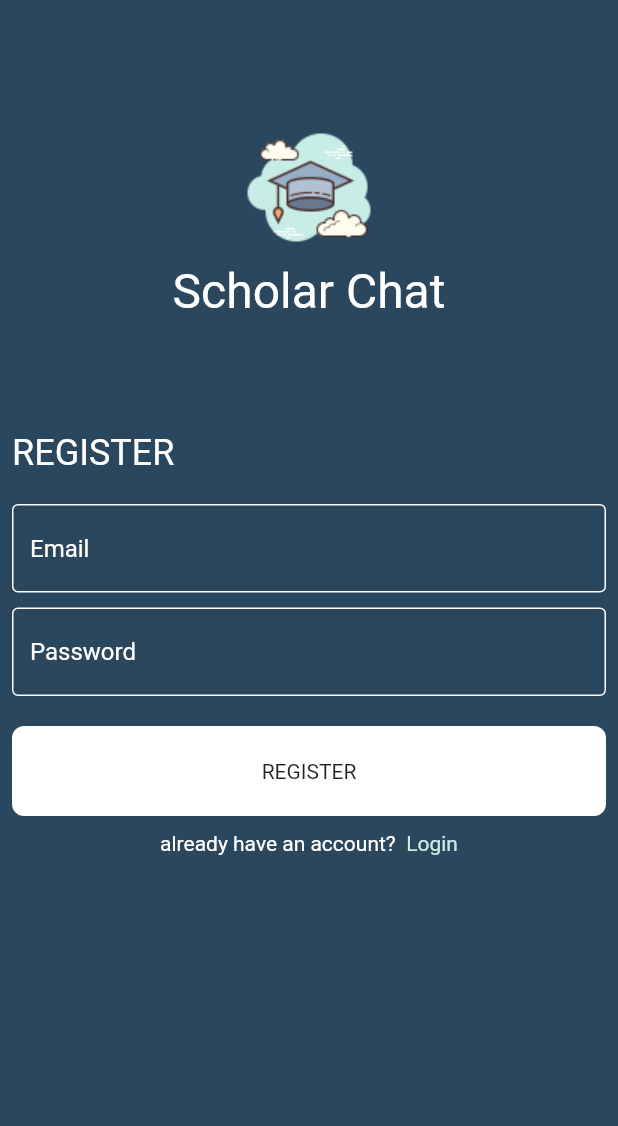
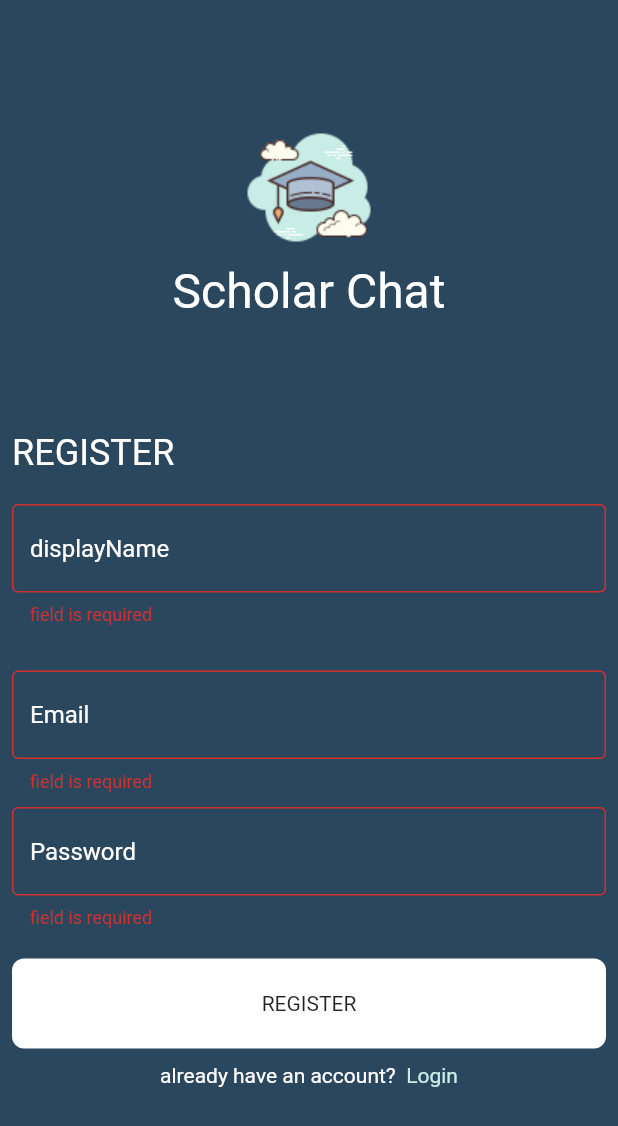
Before and after one commit to OsamaAlmamri/chat_firebase, a Flutter app: the RegisterPage screen opened by its route, after a tap on "REGISTER", on a phone screen of 412 x 824 dp. Shown: the top 1126 px of the screen. Run offline on Flutter 3.47's test engine with Material 2 defaults, Android fonts, the phone set to English and light mode, and no system bars; our stand-ins replace firebase_auth, firebase_core; accounts and stored records are empty; Roboto replaces fonts that are missing (pacifico).

```diff
--- a/lib/pages/resgister_page.dart
+++ b/lib/pages/resgister_page.dart
@@ -1,3 +1,5 @@
+import 'package:firebase_auth/firebase_auth.dart';
+import 'package:firebase_core/firebase_core.dart';
 import 'package:flutter/material.dart';
 
 import 'package:chat_firebase/constants.dart';
@@ -18,6 +20,7 @@ class _RegisterPageState extends State<RegisterPage> {
   String? email;
 
   String? password;
+  String? displayName;
 
   bool isLoading = false;
 
@@ -25,8 +28,7 @@ class _RegisterPageState extends State<RegisterPage> {
 
   @override
   Widget build(BuildContext context) {
-    return
-       Scaffold(
+    return Scaffold(
       backgroundColor: kPrimaryColor,
       body: Padding(
         padding: const EdgeInsets.symmetric(horizontal: 8),
@@ -73,6 +75,18 @@ class _RegisterPageState extends State<RegisterPage> {
               ),
               CustomFormTextField(
                 onChanged: (data) {
+                  displayName = data;
+                },
+                hintText: 'displayName',
+              ),
+              SizedBox(
+                height: 10,
+              ),
+              const SizedBox(
+                height: 20,
+              ),
+              CustomFormTextField(
+                onChanged: (data) {
                   email = data;
                 },
                 hintText: 'Email',
@@ -91,7 +105,39 @@ class _RegisterPageState extends State<RegisterPage> {
               ),
               CustomButon(
                 onTap: () async {
+                  if (formKey.currentState!.validate()) {
+                    isLoading = true;
+                    setState(() {});
+                    try {
+                      await registerUser();
 
+                     // Navigator.pushNamed(context, ChatPage.id);
+                    } on FirebaseAuthException catch (ex) {
+                      if (ex.code == 'weak-password') {
+                        ScaffoldMessenger.of(context).showSnackBar(
+                          SnackBar(
+                            content: Text('weak password'),
+                          ),
+                        );
+
+                      } else if (ex.code == 'email-already-in-use') {
+                        ScaffoldMessenger.of(context).showSnackBar(
+                          SnackBar(
+                            content: Text('email already exists'),
+                          ),
+                        );
+                      }
+                    } catch (ex) {
+                      ScaffoldMessenger.of(context).showSnackBar(
+                        SnackBar(
+                          content: Text('there was an error'),
+                        ),
+                      );
+                    }
+
+                    isLoading = false;
+                    setState(() {});
+                  } else {}
                 },
                 text: 'REGISTER',
               ),
@@ -127,5 +173,10 @@ class _RegisterPageState extends State<RegisterPage> {
     );
   }
 
+  Future<void> registerUser() async {
+    UserCredential user = await FirebaseAuth.instance
+        .createUserWithEmailAndPassword(email: email!, password: password!);
 
+    print(user);
   }
+}
--- a/pubspec.yaml
+++ b/pubspec.yaml
@@ -37,6 +37,7 @@ dependencies:
   # Use with the CupertinoIcons class for iOS style icons.
   cupertino_icons: ^1.0.2
   firebase_core: ^2.4.1
+  firebase_auth: ^4.2.5
 
 dev_dependencies:
   flutter_test:
```
Also changed, not shown: lib/pages/login_page.dart (+39 -2 lines), pubspec.lock, 1 other file. Lines whose indentation alone changed are shown as unchanged.
